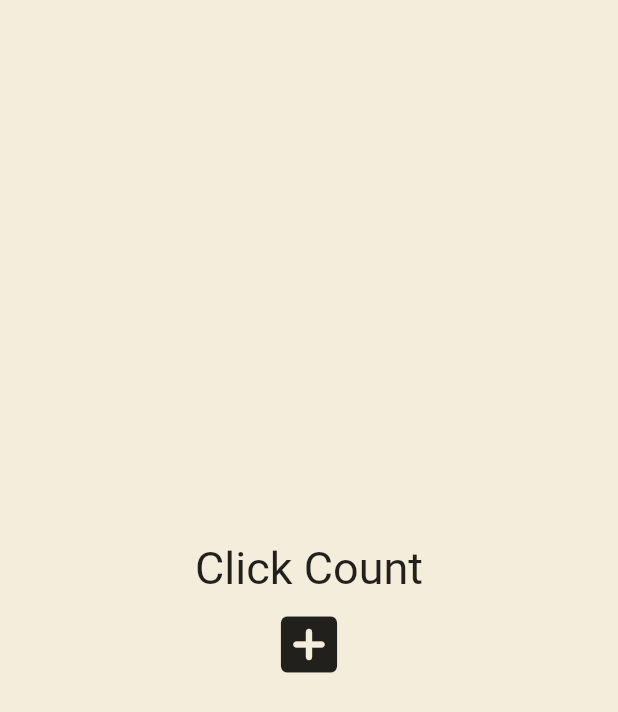
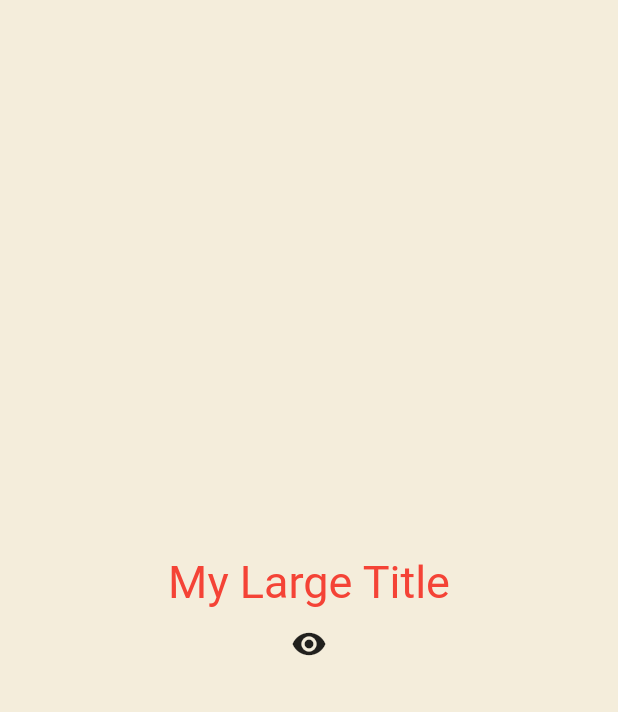
Before and after one commit to HyunjunJeon/dart_flutter_basic_practice, a Flutter app: the screen it shows after launch, on a phone screen of 412 x 824 dp. Shown: the top 712 px of the screen. Run offline on Flutter 3.47's test engine with Material 2 defaults, Android fonts, the phone set to English and light mode, and no system bars.

```diff
--- a/toonflix/lib/main.dart
+++ b/toonflix/lib/main.dart
@@ -15,40 +15,79 @@ class MyStatefulApp extends StatefulWidget {
 }
 
 class _MyStatefulAppState extends State<MyStatefulApp> {
-  List<int> numbers = [];
+  bool showTitle = true;
 
-  void onClicked() {
-    // 이 함수를 호출해야만 아래의 build 메서드가 다시 수행되서 변경된 데이터가 바로 반영됌
-    // 근데 데이터의 변경 사항을 UI에 바로 반영하고 싶지 않을 때도 있음 =>
+  void toggleTitle() {
     setState(() {
-      numbers.add(numbers.length);
+      showTitle = !showTitle;
     });
   }
 
   @override
   Widget build(BuildContext context) {
     return MaterialApp(
+      theme: ThemeData(
+        textTheme: const TextTheme(
+          titleLarge: TextStyle(
+            color: Colors.red,
+          ),
+        ),
+      ),
       home: Scaffold(
         backgroundColor: const Color(0xFFF4EDDB),
         body: Center(
           child: Column(
             mainAxisAlignment: MainAxisAlignment.center,
             children: [
-              const Text(
-                "Click Count",
-                style: TextStyle(
-                  fontSize: 30,
-                ),
-              ),
-              for (var n in numbers) Text('$n'),
+              showTitle ? const MyLargeTitle() : const Text("Nothing"),
               IconButton(
-                onPressed: onClicked,
-                icon: const Icon(Icons.add_box_rounded),
-                iconSize: 50,
-              )
+                  onPressed: toggleTitle,
+                  icon: const Icon(Icons.remove_red_eye))
             ],
           ),
         ),
+      ),
+    );
+  }
+}
+
+class MyLargeTitle extends StatefulWidget {
+  const MyLargeTitle({
+    Key? key,
+  }) : super(key: key);
+
+  @override
+  State<MyLargeTitle> createState() => _MyLargeTitleState();
+}
+
+class _MyLargeTitleState extends State<MyLargeTitle> {
+  int count = 0;
+
+  @override
+  void initState() {
+    // 부모 요소에 의존하는 데이터의 상태를 초기화하기 위함
+    // API 로 부터 정기적으로 업데이트를 수신하고 싶은 경우
+    // 항상 build 메서드 전에 실행됌!!
+    super.initState();
+    print("initState");
+  }
+
+  // 위젯이 스크린에서 제거될 때 호출되는 메서드
+  @override
+  void dispose() {
+    // API 업데이트나 이벤트 리스너로부터의 구독을 취소, Form 리스너로에게서 벗어나고 싶을때
+    super.dispose();
+    print("dispose");
+  }
+
+  @override
+  Widget build(BuildContext context) {
+    print("Build!!");
+    return Text(
+      "My Large Title",
+      style: TextStyle(
+        fontSize: 30,
+        color: Theme.of(context).textTheme.titleLarge!.color,
       ),
     );
   }
```
